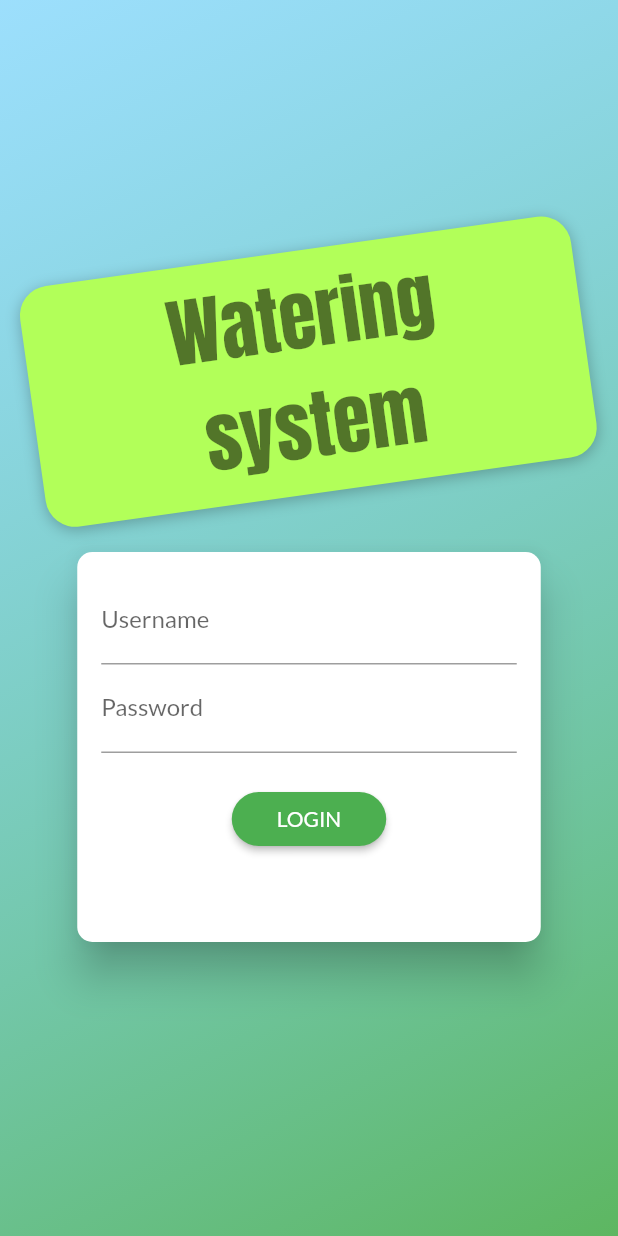
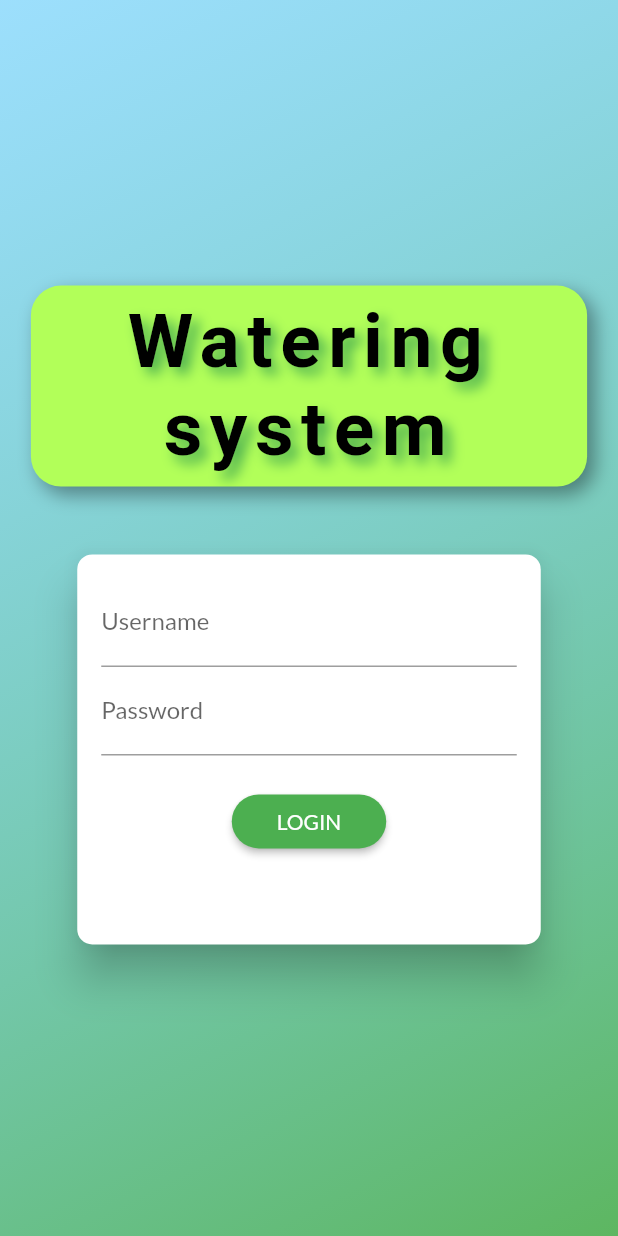
Before and after one commit to lunu5/Watering-system-app, a Flutter app: the screen it shows after launch, on a phone screen of 412 x 824 dp. Run offline on Flutter 3.47's test engine with Material 2 defaults, Android fonts, the light colour scheme and no system bars; our stand-ins replace fl_chart, shared_preferences; missing offline and left inert: mqtt_client; Roboto replaces fonts that are missing (Calibri); project files that could hold a hidden picture were left out.

Commit message:
update app

```diff
--- a/lib/main.dart
+++ b/lib/main.dart
@@ -1,6 +1,6 @@
 import 'package:flutter/material.dart';
 import 'package:provider/provider.dart';
-import 'providers/pumper.dart';
+import 'providers/pump.dart';
 import 'providers/auth.dart';
 import 'providers/status.dart';
 import 'screens/auth_screen.dart';
@@ -21,7 +21,7 @@ class MyApp extends StatelessWidget {
           value: Status(),
         ),
         ChangeNotifierProvider.value(
-          value: Pumper(id: null, status: false),
+          value: Pump(id: null, status: false),
         ),
       ],
       child: Consumer<Auth>(
--- a/lib/providers/pumper.dart
+++ b/lib/providers/pump.dart
@@ -3,18 +3,18 @@ import 'package:flutter/foundation.dart';
 import 'package:http/http.dart' as http;
 import '../models/http_exception.dart';
 
-class Pumper with ChangeNotifier {
+class Pump with ChangeNotifier {
   String id;
   bool status;
 
-  Pumper({@required this.id, @required this.status});
+  Pump({@required this.id, @required this.status});
 
-  void _setPumper(bool newstatus) {
+  void _setPump(bool newstatus) {
     status = newstatus;
     notifyListeners();
   }
 
-  Future<void> togglePumperStatus(
+  Future<void> togglePumpStatus(
       String authToken, String userId, String id) async {
     final oldStatus = status;
     status = !status;
@@ -31,7 +31,7 @@ class Pumper with ChangeNotifier {
     print('pump $id status: $status');
     notifyListeners();
     if (response.statusCode >= 400) {
-      _setPumper(oldStatus);
+      _setPump(oldStatus);
       throw HttpException('Could not update to server!');
     }
   }
--- a/lib/screens/auth_screen.dart
+++ b/lib/screens/auth_screen.dart
@@ -1,5 +1,3 @@
-import 'dart:math';
-
 import 'package:flutter/material.dart';
 import 'package:provider/provider.dart';
 import '../models/http_exception.dart';
@@ -44,19 +42,19 @@ class AuthScreen extends StatelessWidget {
                   Flexible(
                     child: Container(
                       width: deviceSize.width * 0.9,
-                      margin: EdgeInsets.only(bottom: 10.0),
-                      padding: EdgeInsets.symmetric(
-                          vertical: 8.0, horizontal: 80.0),
-                      transform: Matrix4.rotationZ(-8 * pi / 180)
-                        ..translate(-10.0),
+                      margin: EdgeInsets.only(bottom: deviceSize.height * 0.05),
+                      padding:
+                          EdgeInsets.symmetric(vertical: 8.0, horizontal: 20.0),
+                      // transform: Matrix4.rotationZ(-8 * pi / 180)
+                      //   ..translate(-10.0),
                       decoration: BoxDecoration(
                         borderRadius: BorderRadius.circular(20),
                         color: Colors.lightGreenAccent,
-                        boxShadow: [
+                        boxShadow: const [
                           BoxShadow(
-                            blurRadius: 8,
-                            color: Colors.black26,
-                            offset: Offset(0, 2),
+                            blurRadius: 10,
+                            color: Colors.black38,
+                            offset: Offset(5.0, 5.0),
                           )
                         ],
                       ),
@@ -65,17 +63,25 @@ class AuthScreen extends StatelessWidget {
                         textAlign: TextAlign.center,
                         style: TextStyle(
                           color:
-                              Theme.of(context).accentTextTheme.headline1.color,
+                              Colors.black,
                           fontSize: 50,
-                          fontFamily: 'Anton',
-                          fontWeight: FontWeight.normal,
+                          fontFamily: 'Calibri',
+                          fontWeight: FontWeight.bold,
+                          letterSpacing: 5,
+                          shadows: [
+                            Shadow(
+                              blurRadius: 10.0,
+                              color: Theme.of(context).primaryColor,
+                              offset: Offset(5.0, 5.0),
+                            ),
+                          ],
                         ),
                       ),
                     ),
                   ),
                   Flexible(
                     flex: deviceSize.width > 600 ? 2 : 1,
-                    child: AuthCard(),
+                    child: const AuthCard(),
                   ),
                 ],
               ),
--- a/lib/screens/splash_screen.dart
+++ b/lib/screens/splash_screen.dart
@@ -3,9 +3,9 @@ import 'package:flutter/material.dart';
 class SplashScreen extends StatelessWidget {
   @override
   Widget build(BuildContext context) {
-    return Scaffold(
-      body: Center(
-        child: Text('Loading...'),
+    return const Scaffold(
+      body: const Center(
+        child: const Text('Loading...'),
       ),
     );
   }
--- a/pubspec.yaml
+++ b/pubspec.yaml
@@ -73,6 +73,10 @@ flutter:
     - family: Anton
       fonts:
         - asset: assets/fonts/Anton-Regular.ttf
+    - family: Calibri
+      fonts:
+        - asset: assets/fonts/Calibri Bold.TTF
+          weight: 700
   #   - family: Trajan Pro
   #     fonts:
   #       - asset: fonts/TrajanPro.ttf
```
Also changed, not shown: lib/models/mqttClientWrapper.dart (+24 -12 lines), lib/providers/auth.dart (+15 -1 lines), lib/providers/status.dart (+70 -68 lines), lib/screens/home.dart (+64 -42 lines), lib/widgets/label.dart (+4 -4 lines), lib/widgets/line_chart.dart (+12 -10 lines), assets/fonts/Calibri Bold.TTF (added), 7 other files.
